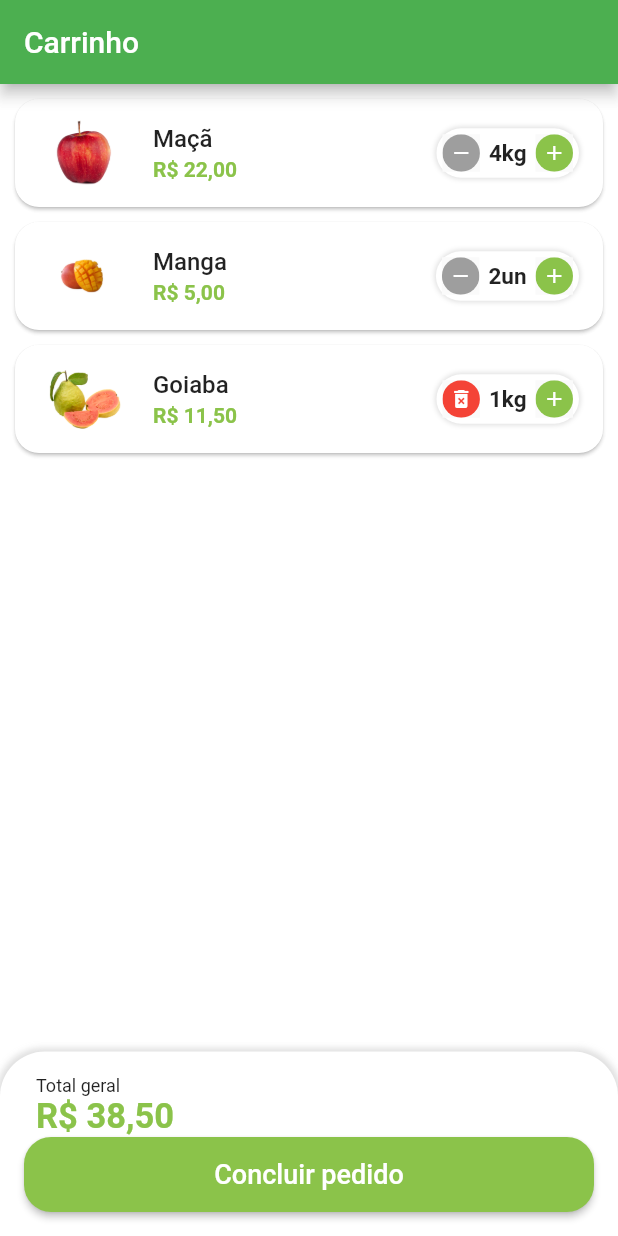
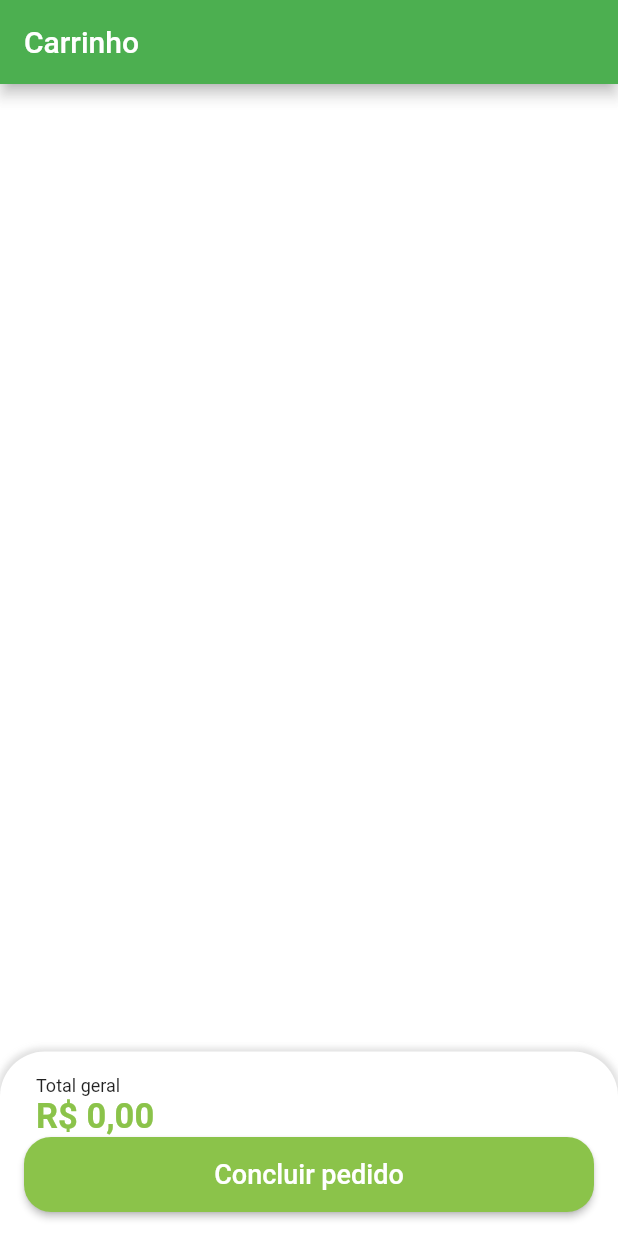
Before and after one commit to Moura14/greengrocer_getx-flutter, a Flutter app: the CartTab screen opened directly, on a phone screen of 412 x 824 dp. Run offline on Flutter 3.47's test engine with Material 2 defaults, Android fonts, the phone set to English and light mode, and no system bars; our stand-ins replace animated_text_kit, badges, dio, flutter_secure_storage, fluttertoast, freezed_annotation and 4 more; missing offline and left inert: add_to_cart_animation; accounts and stored records are empty.

Commit message:
Ajustando classe de item do carrinho

```diff
--- a/lib/src/config/app_data.dart
+++ b/lib/src/config/app_data.dart
@@ -1,4 +1,3 @@
-import 'package:greengrocer/src/models/cart_item_model.dart';
 import 'package:greengrocer/src/models/item_model.dart';
 import 'package:greengrocer/src/models/order_model.dart';
 import 'package:greengrocer/src/models/user_model.dart';
@@ -65,7 +64,7 @@ List<ItemModel> items = [
   mango,
   papaya,
 ];
-
+/*
 List<CartItemModel> cartItems = [
   CartItemModel(
     item: apple,
@@ -79,7 +78,7 @@ List<CartItemModel> cartItems = [
     item: guava,
     quantity: 1,
   ),
-];
+]; */
 
 UserModel user = UserModel(
   phone: '99 9 9999-9999',
@@ -103,14 +102,14 @@ List<OrderModel> orders = [
     status: 'pending_payment',
     total: 11.0,
     items: [
-      CartItemModel(
+      /*  CartItemModel(
           item: apple,
           quantity: 2,
         ),
         CartItemModel(
           item: mango,
           quantity: 2,
-      ),
+        ), */
     ],
   ),
 
@@ -127,10 +126,10 @@ List<OrderModel> orders = [
     status: 'delivered',
     total: 11.5,
     items: [
-      CartItemModel(
+      /*  CartItemModel(
         item: guava,
         quantity: 1,
-      ),
+      ), */
     ],
   ),
 ];
--- a/lib/src/models/cart_item_model.dart
+++ b/lib/src/models/cart_item_model.dart
@@ -1,13 +1,30 @@
+// ignore_for_file: public_member_api_docs, sort_constructors_first
+import 'package:freezed_annotation/freezed_annotation.dart';
+
 import 'package:greengrocer/src/models/item_model.dart';
 
+part 'cart_item_model.g.dart';
+
+@JsonSerializable()
 class CartItemModel {
+  @JsonKey(name: 'product')
   ItemModel item;
+
+  String id;
   int quantity;
 
   CartItemModel({
     required this.item,
+    required this.id,
     required this.quantity,
   });
 
+  factory CartItemModel.fromJson(Map<String, dynamic> json) =>
+      _$CartItemModelFromJson(json);
+  Map<String, dynamic> toJson() => _$CartItemModelToJson(this);
   double totalPrice() => item.price * quantity;
+
+  @override
+  String toString() =>
+      'CartItemModel(item: $item, id: $id, quantity: $quantity)';
 }
--- a/lib/src/pages/cart/view/cart_tab.dart
+++ b/lib/src/pages/cart/view/cart_tab.dart
@@ -4,8 +4,6 @@ import 'package:greengrocer/src/models/cart_item_model.dart';
 import 'package:greengrocer/src/pages/common_widgets/payment_dialog.dart';
 import 'package:greengrocer/src/services/utils_services.dart';
 import 'package:greengrocer/src/config/app_data.dart' as appData;
-
-import 'components/cart_tile.dart';
 
 class CartTab extends StatefulWidget {
   const CartTab({Key? key}) : super(key: key);
@@ -18,22 +16,23 @@ class _CartTabState extends State<CartTab> {
   final UtilsServices utilsServices = UtilsServices();
 
   void removeItemFromCart(CartItemModel cartITem) {
-    setState(() {
+    /* setState(() {
       appData.cartItems.remove(cartITem);
 
       utilsServices.showToast(
           message: '${cartITem.item.itemName} removido(a) do carrinho');
-    });
+    }); */
   }
 
   double cartTotalPrice() {
-    double total = 0;
+    /* double total = 0;
 
     for (var item in appData.cartItems) {
       total += item.totalPrice();
     }
 
-    return total;
+    return total; */
+    return 0;
   }
 
   @override
@@ -47,12 +46,13 @@ class _CartTabState extends State<CartTab> {
           // Lista de itens do carrinho
           Expanded(
             child: ListView.builder(
-              itemCount: appData.cartItems.length,
+              itemCount: 0,
               itemBuilder: (_, index) {
-                return CartTile(
+                return Container();
+                /*  return CartTile(
                   cartItem: appData.cartItems[index],
                   remove: removeItemFromCart,
-                );
+                ); */
               },
             ),
           ),
```
Also changed, not shown: lib/src/pages/cart/controller/cart_controller.dart (+17 -2 lines), lib/src/pages/cart/repository/cart_repository.dart (+11 -3 lines), lib/src/models/cart_item_model.g.dart (added). Lines whose indentation alone changed are shown as unchanged.
